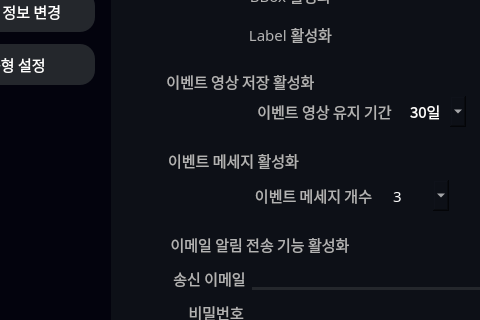
Before: the Qt Designer form ui/main.ui in diddytpq/MS-AI-Viewer, drawn with Qt 5; both pictures show x 510 to 990 and y 205 to 525 of the 1501 by 799 pixel window.
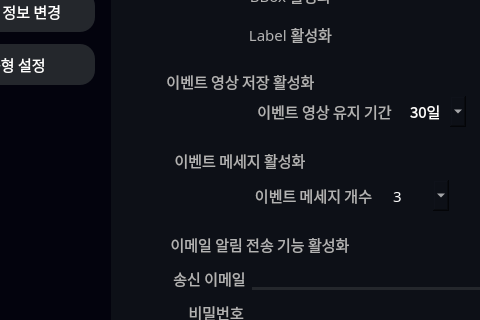
After: the same form once the commit is applied. The open tabs and pages were chosen to show the change. Icons and pictures are not drawn.

```diff
--- a/ui/main.ui
+++ b/ui/main.ui
@@ -4383,13 +4383,13 @@
                            <widget class="QLabel" name="setting_popup_alarm_active_label">
                             <property name="minimumSize">
                              <size>
-                              <width>141</width>
+                              <width>154</width>
                               <height>28</height>
                              </size>
                             </property>
                             <property name="maximumSize">
                              <size>
-                              <width>141</width>
+                              <width>148</width>
                               <height>28</height>
                              </size>
                             </property>
```
Left out of the diff: 4 changed lines with no effect on the pictures.
